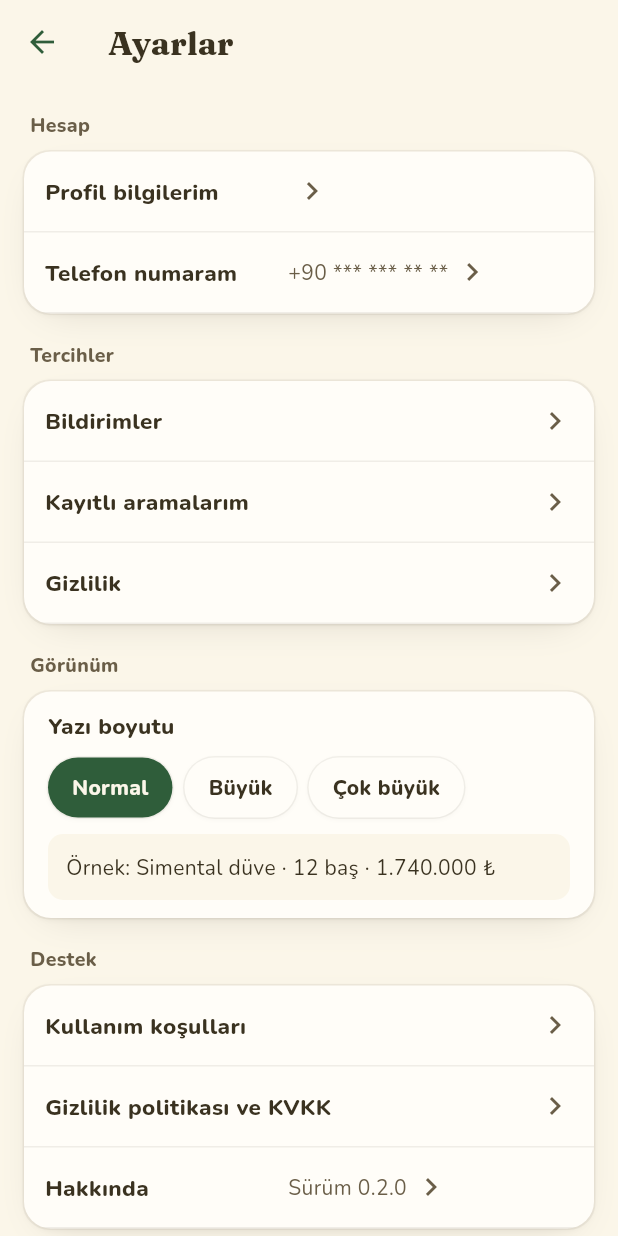
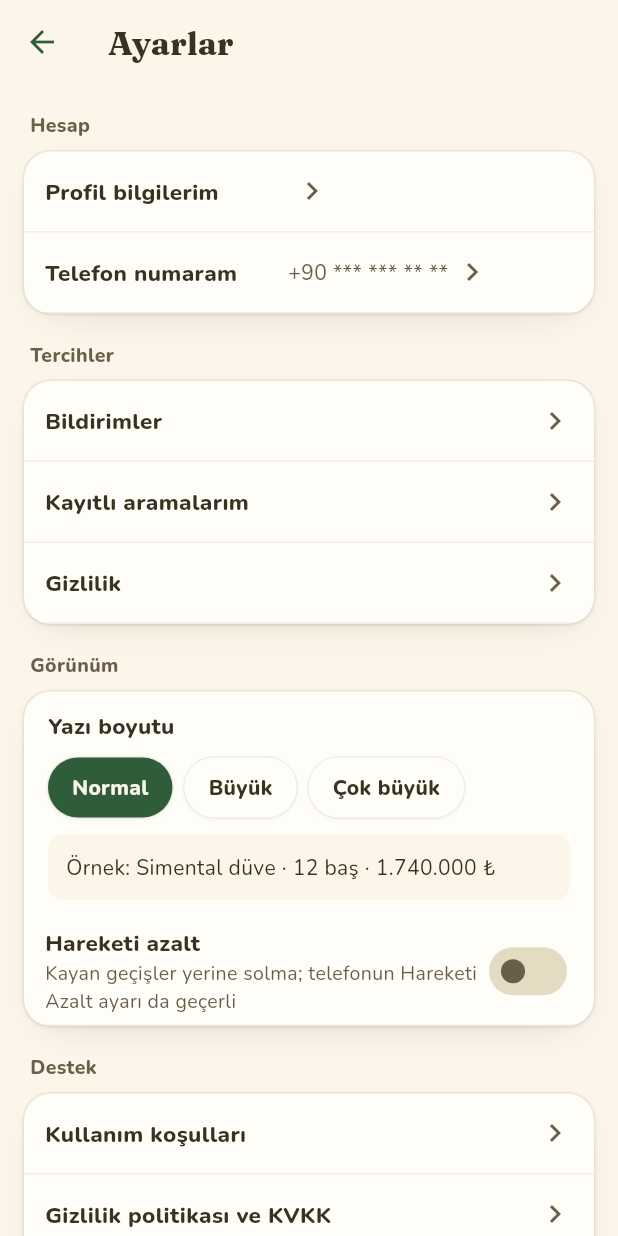
Before and after one commit to cancnar/kuzudeposu, a Flutter app: the SettingsScreen screen opened directly, on a phone screen of 412 x 824 dp. Run offline on Flutter 3.47's test engine with Material 3 defaults, Android fonts, the phone set to English and light mode, and no system bars; our stand-ins replace google_fonts, image_picker, shared_preferences, supabase_flutter, video_player; accounts and stored records are empty; network calls fail.

Commit message:
Hareket: HIG'e göre "Hareketi azalt" desteği ve geri bildirim düzeltmeleri
- Sayfa geçişleri: normalde iOS kayması; hareket azaltılınca solma (KuzuSayfaGecisi)
- Alt sayfalar: hareket azaltılınca kayma yok; tüm alt sayfalar aynı çekmece eğrisini kullanıyor
- Ayarlar > Görünüm: uygulama içi "Hareketi azalt" anahtarı (sistem ayarıyla birlikte)
- Favori kalbi: 160 ms ölçek + solma ile değişir, hafif titreşim
- Satın almadan önce kontrol et: açılır bölüm varsayılan ease-in yerine güçlü ease-out
- Fotoğraf galerisi oku: güçlü ease-out; hareket azaltılınca doğrudan atlar

Co-Authored-By: Claude Opus 5.5 <noreply@anthropic.com>
Claude-Session: https://claude.ai/code/session_01G9XxnZERCzTX5LkVdLQS9Q

```diff
--- a/lib/galeri.dart
+++ b/lib/galeri.dart
@@ -40,7 +40,11 @@ class _FotoGaleriState extends State<FotoGaleri> {
 
   void _git(int p) {
     if (p < 0 || p >= widget.fotolar.length) return;
-    _c.animateToPage(p, duration: const Duration(milliseconds: 250), curve: Curves.easeOut);
+    if (Hareket.azalt(context)) {
+      _c.jumpToPage(p);
+    } else {
+      _c.animateToPage(p, duration: const Duration(milliseconds: 280), curve: Hareket.cikis);
+    }
   }
 
   @override
--- a/lib/main.dart
+++ b/lib/main.dart
@@ -31,7 +31,11 @@ class KuzuDeposuApp extends StatelessWidget {
       builder: (context, child) => AnimatedBuilder(
         animation: app,
         builder: (_, __) => MediaQuery(
-          data: MediaQuery.of(context).copyWith(textScaler: TextScaler.linear(app.yaziOlcek)),
+          data: MediaQuery.of(context).copyWith(
+            textScaler: TextScaler.linear(app.yaziOlcek),
+            // HIG: hareket isteğe bağlı olmalı. Sistem ayarı ya da uygulamadaki "Hareketi azalt".
+            disableAnimations: MediaQuery.of(context).disableAnimations || (app.tercih['azalt'] ?? false),
+          ),
           child: child!,
         ),
       ),
--- a/lib/rehber.dart
+++ b/lib/rehber.dart
@@ -63,6 +63,7 @@ class AliciRehberi extends StatelessWidget {
         child: Theme(
         data: Theme.of(context).copyWith(dividerColor: Colors.transparent),
         child: ExpansionTile(
+          expansionAnimationStyle: Hareket.acilir(context),
           title: const Text('Satın almadan önce kontrol et', style: TextStyle(fontWeight: FontWeight.w800, fontSize: 16)),
           subtitle: eksik.isEmpty ? null : Text('${eksik.length} belge ilanda belirtilmemiş', style: const TextStyle(color: Renk.kiremit, fontSize: 12.5, fontWeight: FontWeight.w700)),
           childrenPadding: const EdgeInsets.fromLTRB(16, 0, 16, 14),
--- a/lib/screens/chat_screen.dart
+++ b/lib/screens/chat_screen.dart
@@ -61,6 +61,7 @@ class _ChatScreenState extends State<ChatScreen> {
     showModalBottomSheet<void>(
       context: context,
       showDragHandle: true,
+      sheetAnimationStyle: Hareket.altSayfa(context),
       builder: (ctx) => SafeArea(
         child: Column(
           mainAxisSize: MainAxisSize.min,
--- a/lib/screens/detail_screen.dart
+++ b/lib/screens/detail_screen.dart
@@ -432,6 +432,7 @@ class _DetailScreenState extends State<DetailScreen> {
                           ikon: app.favoriler.contains(i.id) ? Icons.favorite : Icons.favorite_border,
                           ipucu: app.favoriler.contains(i.id) ? 'Favorilerden çıkar' : 'Favorilere ekle',
                           renk: Renk.kiremit,
+                          titresim: true,
                           onPressed: _favori,
                         ),
                       ),
--- a/lib/screens/settings_screens.dart
+++ b/lib/screens/settings_screens.dart
@@ -46,6 +46,12 @@ class SettingsScreen extends StatelessWidget {
                     ),
                   ],
                 ),
+              ),
+              AnahtarSatir(
+                'Hareketi azalt',
+                app.tercih['azalt'] ?? false,
+                (_) => app.tercihDegistir('azalt'),
+                alt: 'Kayan geçişler yerine solma; telefonun Hareketi Azalt ayarı da geçerli',
               ),
             ]),
             Bolum('Destek', [
--- a/lib/screens/shell.dart
+++ b/lib/screens/shell.dart
@@ -69,7 +69,7 @@ class Shell extends StatelessWidget {
   Future<void> _ilanVer(BuildContext c) async {
     final secim = await showModalBottomSheet<String>(
       context: c,
-      sheetAnimationStyle: Hareket.altSayfa,
+      sheetAnimationStyle: Hareket.altSayfa(c),
       builder: (ctx) => SafeArea(
         child: Padding(
           padding: const EdgeInsets.fromLTRB(16, 0, 16, 8),
--- a/lib/screens/talepler_screen.dart
+++ b/lib/screens/talepler_screen.dart
@@ -121,6 +121,7 @@ class _TaleplerGovdesiState extends State<TaleplerGovdesi> {
     }
     final secilen = await showModalBottomSheet<Ilan>(
       context: context,
+      sheetAnimationStyle: Hareket.altSayfa(context),
       builder: (ctx) => SafeArea(
         child: ListView(
           shrinkWrap: true,
--- a/lib/state.dart
+++ b/lib/state.dart
@@ -30,6 +30,7 @@ class AppState extends ChangeNotifier {
     'quiet': true,
     'photo': true,
     'online': false,
+    'azalt': false,
   };
   String? _uid;
   Timer? _sayac;
--- a/lib/theme.dart
+++ b/lib/theme.dart
@@ -37,13 +37,38 @@ class Hareket {
   static const renk = Duration(milliseconds: 180);
   static const gosterge = Duration(milliseconds: 240);
 
+  /// Sistemde ya da uygulamada "Hareketi azalt" açık mı?
+  static bool azalt(BuildContext c) => MediaQuery.maybeOf(c)?.disableAnimations ?? false;
+
   /// Alt sayfalar: açılış 320 ms çekmece eğrisi, kapanış daha hızlı.
-  static AnimationStyle get altSayfa => AnimationStyle(
-        duration: const Duration(milliseconds: 320),
-        reverseDuration: const Duration(milliseconds: 200),
-        curve: cekmece,
-        reverseCurve: Curves.easeOutCubic,
-      );
+  /// "Hareketi azalt" açıksa kayma yok (HIG: x/y eksenindeki geçişler kaldırılır).
+  static AnimationStyle altSayfa(BuildContext c) => azalt(c)
+      ? AnimationStyle.noAnimation
+      : AnimationStyle(
+          duration: const Duration(milliseconds: 320),
+          reverseDuration: const Duration(milliseconds: 200),
+          curve: cekmece,
+          reverseCurve: Curves.easeOutCubic,
+        );
+
+  /// Açılır/kapanır bölümler (ExpansionTile).
+  static AnimationStyle acilir(BuildContext c) =>
+      azalt(c) ? AnimationStyle.noAnimation : AnimationStyle(duration: const Duration(milliseconds: 220), curve: cikis, reverseCurve: Curves.easeOutCubic);
+}
+
+/// Sayfa geçişi: normalde iOS kayması (kenardan geri kaydırma çalışır);
+/// "Hareketi azalt" açıksa kısa bir solma (HIG: hareket yerine solma).
+class KuzuSayfaGecisi extends PageTransitionsBuilder {
+  const KuzuSayfaGecisi();
+  static const _ios = CupertinoPageTransitionsBuilder();
+
+  @override
+  Widget buildTransitions<T>(PageRoute<T> route, BuildContext context, Animation<double> animation, Animation<double> secondaryAnimation, Widget child) {
+    if (Hareket.azalt(context)) {
+      return FadeTransition(opacity: CurvedAnimation(parent: animation, curve: Curves.easeOut, reverseCurve: Curves.easeIn), child: child);
+    }
+    return _ios.buildTransitions(route, context, animation, secondaryAnimation, child);
+  }
 }
 
 /// Kenarlık yerine katmanlı, yarı saydam gölge.
@@ -71,7 +96,7 @@ ThemeData kuzuTema() {
     fontWeight: FontWeight.w700,
     color: Renk.murekkep,
   );
-  const cupertino = CupertinoPageTransitionsBuilder();
+  const cupertino = KuzuSayfaGecisi();
   final ince = OutlineInputBorder(
     borderRadius: BorderRadius.circular(14),
     borderSide: const BorderSide(color: Color(0x1F3A3220)),
```
Also changed, not shown: lib/widgets.dart (+31 -4 lines).
